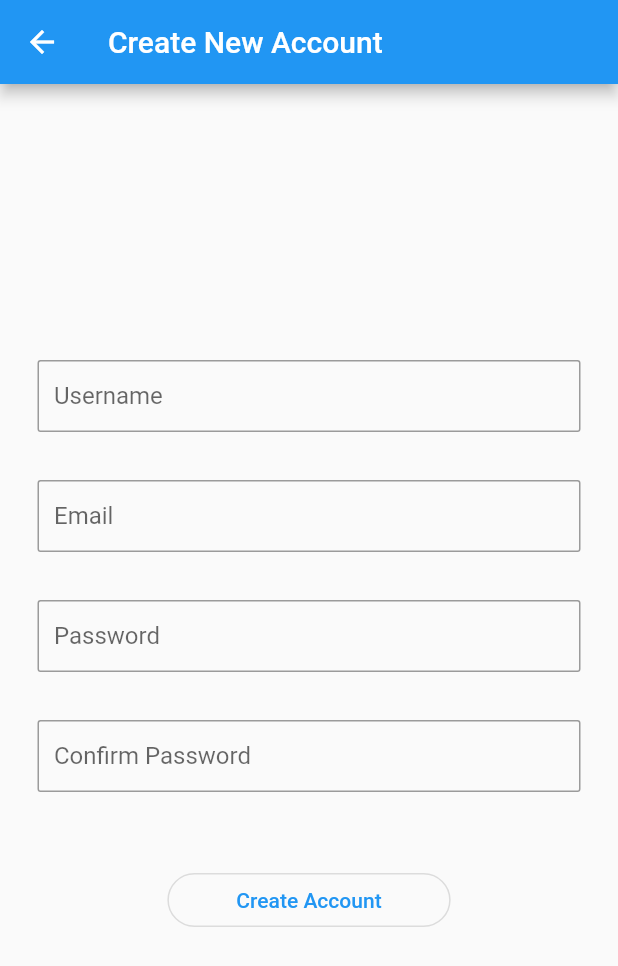
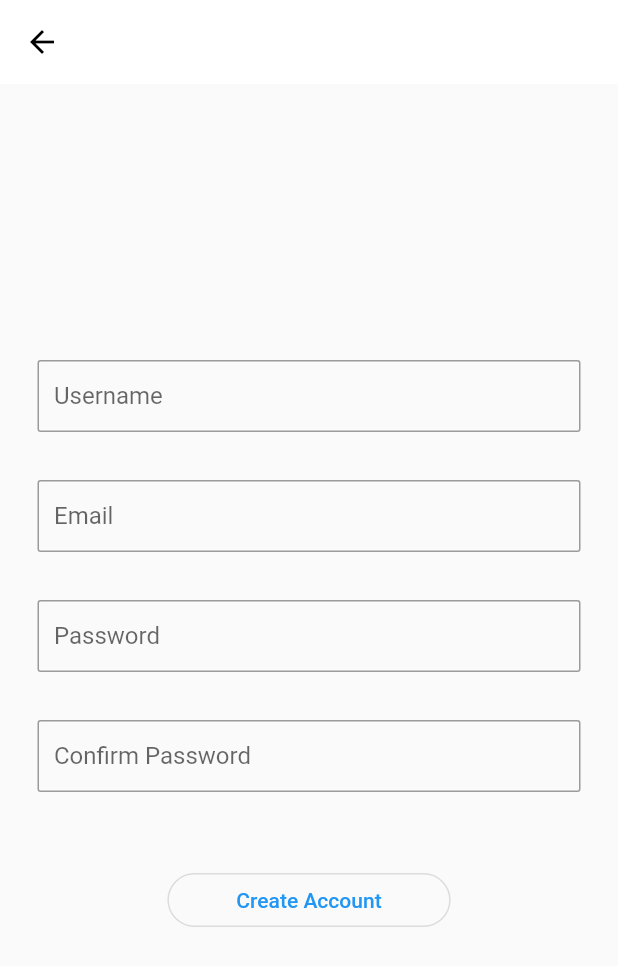
Before and after one commit to maotterson/flutter_widget_playground, a Flutter app: the RegisterView screen opened directly, on a phone screen of 412 x 824 dp. Shown: the top 966 px of the screen. Run offline on Flutter 3.47's test engine with Material 2 defaults, Android fonts, the phone set to English and light mode, and no system bars.

Commit message:
remove text from appbar on register page

```diff
--- a/lib/widgets/login/register_form_view.dart
+++ b/lib/widgets/login/register_form_view.dart
@@ -66,6 +66,7 @@ class _RegisterFormViewState extends State<RegisterFormView> {
       key: _formKey,
       child: Padding(
         padding: const EdgeInsets.all(25),
+        child: SingleChildScrollView(
           child: Column(
             mainAxisAlignment: MainAxisAlignment.center,
             children: <Widget>[
@@ -147,6 +148,7 @@ class _RegisterFormViewState extends State<RegisterFormView> {
             ],
           ),
         ),
+      ),
     );
   }
 }
--- a/lib/widgets/login/register_view.dart
+++ b/lib/widgets/login/register_view.dart
@@ -9,7 +9,9 @@ class RegisterView extends StatelessWidget {
   Widget build(BuildContext context) {
     return Scaffold(
       appBar: AppBar(
-        title: const Text('Create New Account'),
+        backgroundColor: Colors.white,
+        elevation: 0,
+        foregroundColor: Colors.black,
       ),
       body: const Center(
         child: RegisterFormView(),
```
Lines whose indentation alone changed are shown as unchanged.
